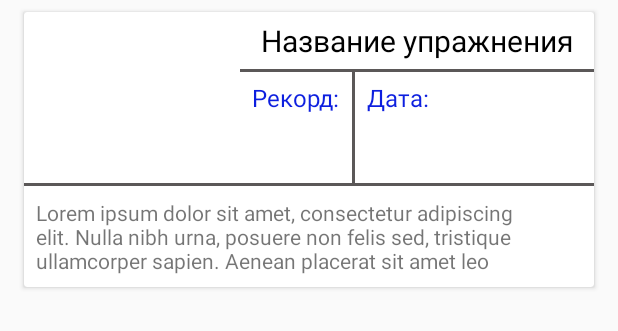
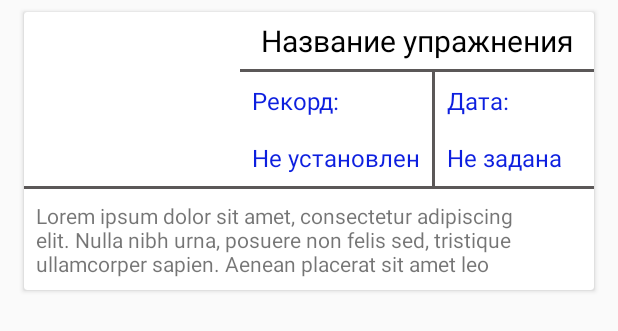
Before and after one commit to Violine/GB_Workout, an Android app: the layout exercise_card.xml on its own in the app's theme, with its tools: preview values and no code run, on a phone screen of 412 x 824 dp. Shown: the top 331 px of the screen. Run offline under Robolectric (Android 15) with nearby library versions, the phone set to English and light mode, and no system bars.

Commit message:
реализовано добавление и удаление из БД. нужно сделать добавление записей в бд

```diff
--- a/app/src/main/java/com/vdovenkov/alexander/workout/AddExerciseActivity.java
+++ b/app/src/main/java/com/vdovenkov/alexander/workout/AddExerciseActivity.java
@@ -41,11 +41,11 @@ public class AddExerciseActivity extends AppCompatActivity {
                 if (!newExerciseName.equals("")) {
                     if (newExerciseDescription.equals("")) {
                       //  ExerciseList.addExerciseToList(new Exercise(newExerciseName));
-                        ExerciseList.writeExerciseToDB(v.getContext(), new Exercise(newExerciseName, null, 0, 0));
+                        ExerciseList.writeExerciseToDB(v.getContext(), new Exercise(newExerciseName, null, null, 0));
 
                     } else {
                      //   ExerciseList.addExerciseToList(new Exercise(newExerciseName, newExerciseDescription));
-                        ExerciseList.writeExerciseToDB(v.getContext(), new Exercise(newExerciseName, newExerciseDescription, 0, 0));
+                        ExerciseList.writeExerciseToDB(v.getContext(), new Exercise(newExerciseName, newExerciseDescription, null, 0));
                     }
                     finish();
                 } else {
--- a/app/src/main/java/com/vdovenkov/alexander/workout/ExerciseList.java
+++ b/app/src/main/java/com/vdovenkov/alexander/workout/ExerciseList.java
@@ -34,7 +34,7 @@ public class ExerciseList {
             int workoutRecordDateColumnIndex = cursor.getColumnIndex(WorkoutDB.WORKOUT_RECORD_DATE);
             do {
                 Exercise exercise = new Exercise(cursor.getString(workoutNameColumnIndex), cursor.getString(workoutDescriptionColumnIndex),
-                        cursor.getLong(workoutRecordDateColumnIndex), cursor.getInt(workoutRecordColumnIndex));
+                        cursor.getString(workoutRecordDateColumnIndex), cursor.getInt(workoutRecordColumnIndex));
                 exercise.setExerciseID(cursor.getInt(idColumnIndex));
                 exercises.add(exercise);
             } while (cursor.moveToNext());
@@ -52,6 +52,7 @@ public class ExerciseList {
         workoutContent.put(WorkoutDB.WORKOUT_RECORD_DATE, exercise.getExerciseRecordDate());
         workoutContent.put(WorkoutDB.WORKOUT_RECORD, exercise.getExerciseRecord());
         workoutDB.insert(WorkoutDB.TABLE_NAME, null, workoutContent);
+        readExerciseFromDB();
         closeWorkoutDB();
     }
 
--- a/app/src/main/res/layout/exercise_card.xml
+++ b/app/src/main/res/layout/exercise_card.xml
@@ -25,8 +25,9 @@
                 android:layout_margin="5dp"
                 android:layout_weight="1" />
 
-            <RelativeLayout
+            <LinearLayout
                 android:layout_width="0dp"
+                android:orientation="vertical"
                 android:layout_height="wrap_content"
                 android:layout_weight="2">
 
@@ -72,7 +73,7 @@
                             android:layout_width="match_parent"
                             android:layout_height="wrap_content"
                             android:padding="8dp"
-                            android:text=""
+                            android:text="Не установлен"
                             android:textColor="#0d1fdf"
                             android:textSize="16sp" />
 
@@ -102,12 +103,12 @@
                             android:layout_width="match_parent"
                             android:layout_height="wrap_content"
                             android:padding="8dp"
-                            android:text=""
+                            android:text="Не задана"
                             android:textColor="#0d1fdf"
                             android:textSize="16sp" />
                     </LinearLayout>
                 </LinearLayout>
-            </RelativeLayout>
+            </LinearLayout>
         </LinearLayout>
 
         <View
@@ -116,6 +117,7 @@
             android:background="#5b5858" />
 
         <TextView
+            android:id="@+id/workout_detail_card_description"
             android:layout_width="match_parent"
             android:layout_height="wrap_content"
             android:layout_margin="8dp"
```
Also changed, not shown: app/src/main/java/com/vdovenkov/alexander/workout/Exercise.java (+3 -6 lines), app/src/main/java/com/vdovenkov/alexander/workout/RecyclerViewAdapter.java (+18 -7 lines), app/src/main/java/com/vdovenkov/alexander/workout/WorkoutListActivity.java (+6 -3 lines).
